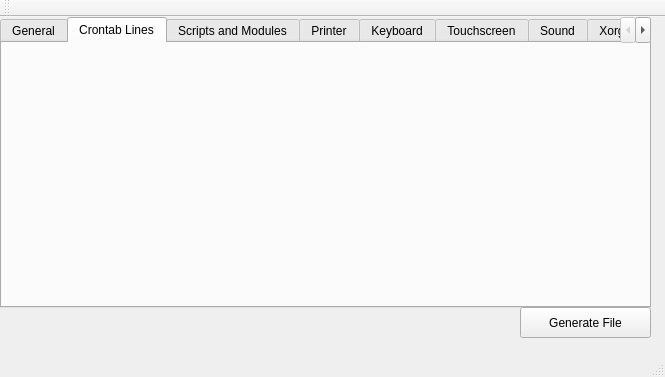
The window that LTSetup/mainwindow.ui (marmstrong6471/LTSetup_Linux) describes before a commit, drawn with Qt 5.
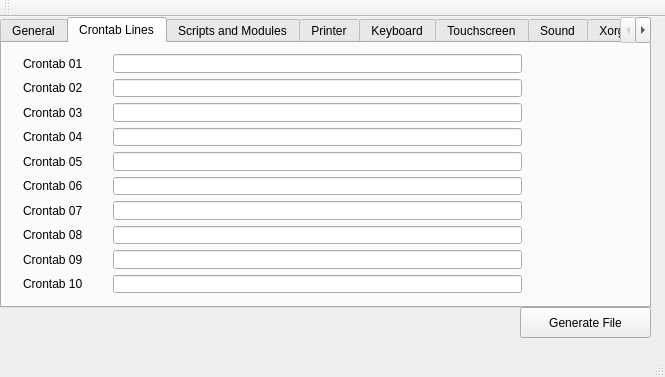
The same window after the commit. The open tabs and pages were chosen to show the change.

Commit message: Setup for touchscreen and crontab

Diff of the .ui file:
```diff
--- a/LTSetup/mainwindow.ui
+++ b/LTSetup/mainwindow.ui
@@ -214,6 +214,130 @@
      <attribute name="title">
       <string>Crontab Lines</string>
      </attribute>
+     <widget class="QWidget" name="verticalLayoutWidget_31">
+      <property name="geometry">
+       <rect>
+        <x>100</x>
+        <y>0</y>
+        <width>431</width>
+        <height>261</height>
+       </rect>
+      </property>
+      <layout class="QVBoxLayout" name="verticalLayout_33">
+       <item>
+        <widget class="QLineEdit" name="lineEdit_111"/>
+       </item>
+       <item>
+        <widget class="QLineEdit" name="lineEdit_112"/>
+       </item>
+       <item>
+        <widget class="QLineEdit" name="lineEdit_113"/>
+       </item>
+       <item>
+        <widget class="QLineEdit" name="lineEdit_114"/>
+       </item>
+       <item>
+        <widget class="QLineEdit" name="lineEdit_115"/>
+       </item>
+       <item>
+        <widget class="QLineEdit" name="lineEdit_116"/>
+       </item>
+       <item>
+        <widget class="QLineEdit" name="lineEdit_117"/>
+       </item>
+       <item>
+        <widget class="QLineEdit" name="lineEdit_118"/>
+       </item>
+       <item>
+        <widget class="QLineEdit" name="lineEdit_119"/>
+       </item>
+       <item>
+        <widget class="QLineEdit" name="lineEdit_120"/>
+       </item>
+      </layout>
+     </widget>
+     <widget class="QWidget" name="verticalLayoutWidget_32">
+      <property name="geometry">
+       <rect>
+        <x>10</x>
+        <y>0</y>
+        <width>81</width>
+        <height>261</height>
+       </rect>
+      </property>
+      <layout class="QVBoxLayout" name="verticalLayout_34">
+       <item>
+        <widget class="QLabel" name="label_111">
+         <property name="text">
+          <string>Crontab 01</string>
+         </property>
+        </widget>
+       </item>
+       <item>
+        <widget class="QLabel" name="label_112">
+         <property name="text">
+          <string>Crontab 02</string>
+         </property>
+        </widget>
+       </item>
+       <item>
+        <widget class="QLabel" name="label_113">
+         <property name="text">
+          <string>Crontab 03</string>
+         </property>
+        </widget>
+       </item>
+       <item>
+        <widget class="QLabel" name="label_114">
+         <property name="text">
+          <string>Crontab 04</string>
+         </property>
+        </widget>
+       </item>
+       <item>
+        <widget class="QLabel" name="label_115">
+         <property name="text">
+          <string>Crontab 05</string>
+         </property>
+        </widget>
+       </item>
+       <item>
+        <widget class="QLabel" name="label_116">
+         <property name="text">
+          <string>Crontab 06</string>
+         </property>
+        </widget>
+       </item>
+       <item>
+        <widget class="QLabel" name="label_117">
+         <property name="text">
+          <string>Crontab 07</string>
+         </property>
+        </widget>
+       </item>
+       <item>
+        <widget class="QLabel" name="label_118">
+         <property name="text">
+          <string>Crontab 08</string>
+         </property>
+        </widget>
+       </item>
+       <item>
+        <widget class="QLabel" name="label_119">
+         <property name="text">
+          <string>Crontab 09</string>
+         </property>
+        </widget>
+       </item>
+       <item>
+        <widget class="QLabel" name="label_120">
+         <property name="text">
+          <string>Crontab 10</string>
+         </property>
+        </widget>
+       </item>
+      </layout>
+     </widget>
     </widget>
     <widget class="QWidget" name="tab_2">
      <attribute name="title">
```
Left out of the diff: 55 changed lines with no effect on the pictures. The commit also changes 1 other file.
